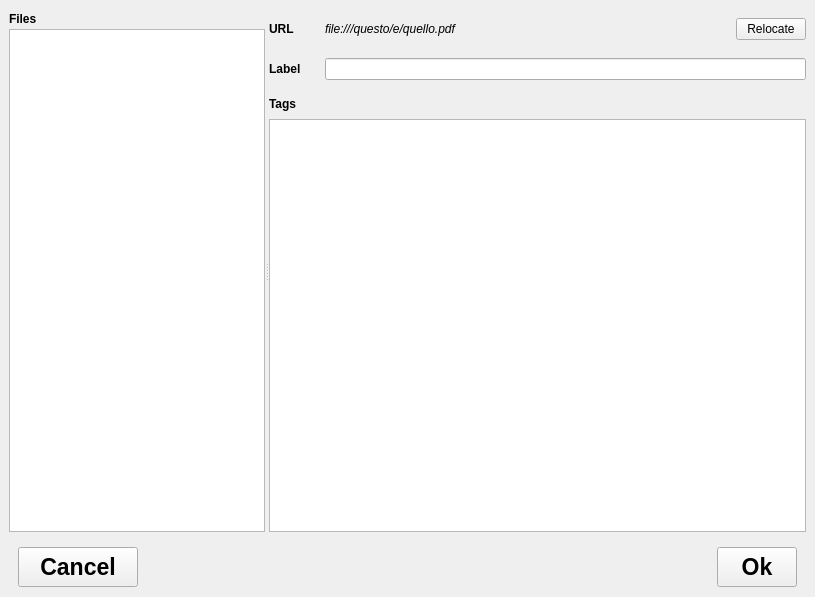
Qt form tagger.ui (xzoert/dedalus-tagger) before a commit.
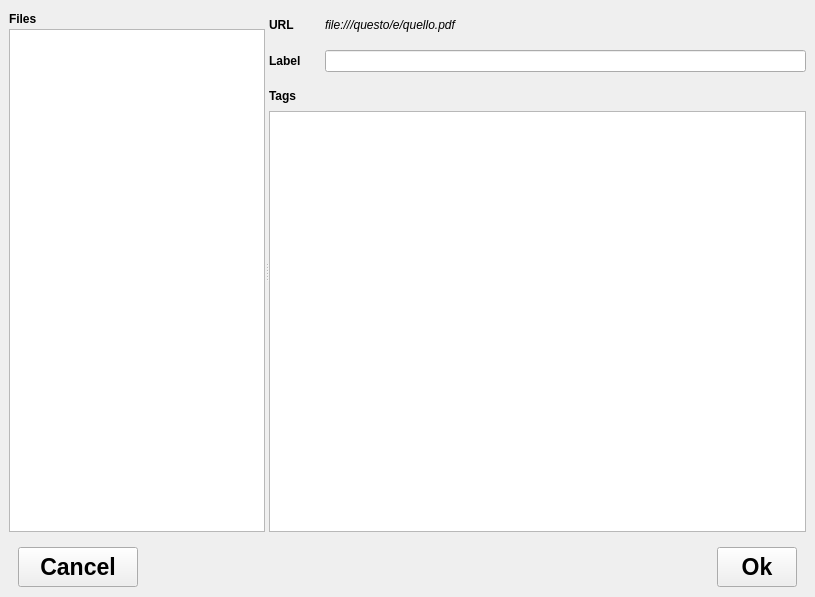
The same form after that commit.

```diff
--- a/tagger.ui
+++ b/tagger.ui
@@ -160,19 +160,6 @@
              </property>
             </widget>
            </item>
-           <item>
-            <widget class="QPushButton" name="pushButton">
-             <property name="maximumSize">
-              <size>
-               <width>70</width>
-               <height>16777215</height>
-              </size>
-             </property>
-             <property name="text">
-              <string>Relocate</string>
-             </property>
-            </widget>
-           </item>
           </layout>
          </widget>
         </item>
```
Left out of the diff: 2 changed lines with no effect on the pictures.
